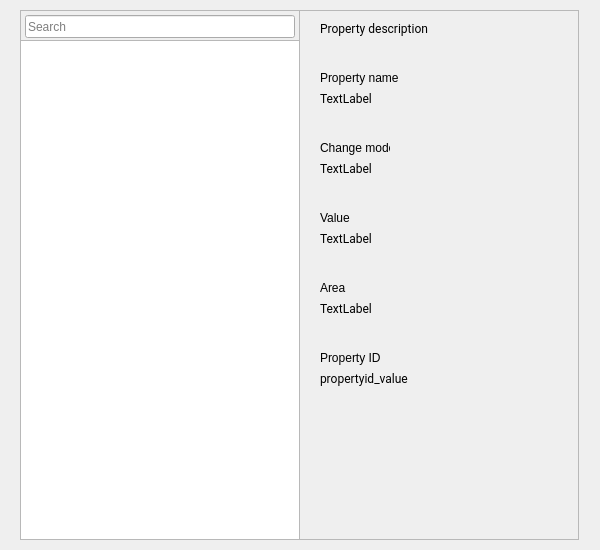
aosp-mirror/platform_external_qemu, file android/android-ui/modules/aemu-ext-pages/car/src/android/skin/qt/extended-pages/car-data-emulation/vhal-table.ui: the form before one commit.
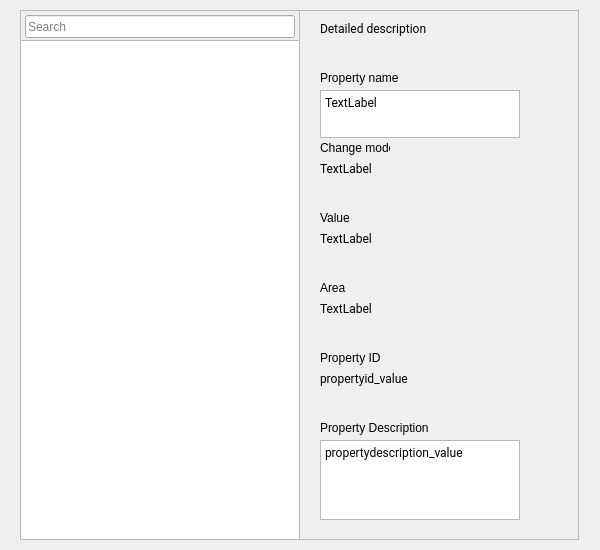
The form after the commit. Icons and pictures are not drawn. Custom widgets are drawn as their Qt base class.

Commit message:
Support better vhal-props tab.
Changes property name from QLabel to QTextEditor to allow multi-line
display considering some property name might be long. Add an additional
detailed description field for displaying detailed property description.

With this CL, we supports displaying long property names, so we allow
the customize emu-meta JSON file to replace the hard-coded property
names.

Test: Manual build emu and run. Verifies long property name and
property description are displayed correctly.

What changed in the file:
```diff
--- a/android/android-ui/modules/aemu-ext-pages/car/src/android/skin/qt/extended-pages/car-data-emulation/vhal-table.ui
+++ b/android/android-ui/modules/aemu-ext-pages/car/src/android/skin/qt/extended-pages/car-data-emulation/vhal-table.ui
@@ -105,7 +105,7 @@
         <string>Property</string>
       </property>
       <property name="text">
-        <string>Property description</string>
+        <string>Detailed description</string>
       </property>
     </widget>
     <widget class="QLabel" name="property_name">
@@ -124,13 +124,13 @@
         <string>Property name</string>
       </property>
     </widget>
-    <widget class="QLabel" name="property_name_value">
+    <widget class="QTextEdit" name="property_name_value">
       <property name="geometry">
         <rect>
           <x>320</x>
           <y>90</y>
           <width>200</width>
-          <height>16</height>
+          <height>48</height>
         </rect>
       </property>
       <property name="font">
@@ -334,6 +334,46 @@
         <string>propertyid_value</string>
       </property>
     </widget>
+    <widget class="QLabel" name="property_description">
+      <property name="geometry">
+        <rect>
+          <x>320</x>
+          <y>420</y>
+          <width>111</width>
+          <height>16</height>
+        </rect>
+      </property>
+      <property name="ColorGroup" stdset="0">
+        <string>Title</string>
+      </property>
+      <property name="text">
+        <string>Property Description</string>
+      </property>
+    </widget>
+    <widget class="QTextEdit" name="property_description_value">
+      <property name="geometry">
+        <rect>
+          <x>320</x>
+          <y>440</y>
+          <width>200</width>
+          <height>80</height>
+        </rect>
+      </property>
+      <property name="font">
+        <font>
+          <family>Roboto</family>
+        </font>
+      </property>
+      <property name="ColorGroup" stdset="0">
+        <string>Property</string>
+      </property>
+      <property name="text">
+        <string>propertydescription_value</string>
+      </property>
+      <property name="textInteractionFlags">
+        <set>Qt::TextSelectableByMouse</set>
+      </property>
+    </widget>
 
     <zorder>search_frame</zorder>
     <zorder>property_list</zorder>
```
Left out of the diff: 5 changed lines with no effect on the pictures. The commit also changes 3 other files.
